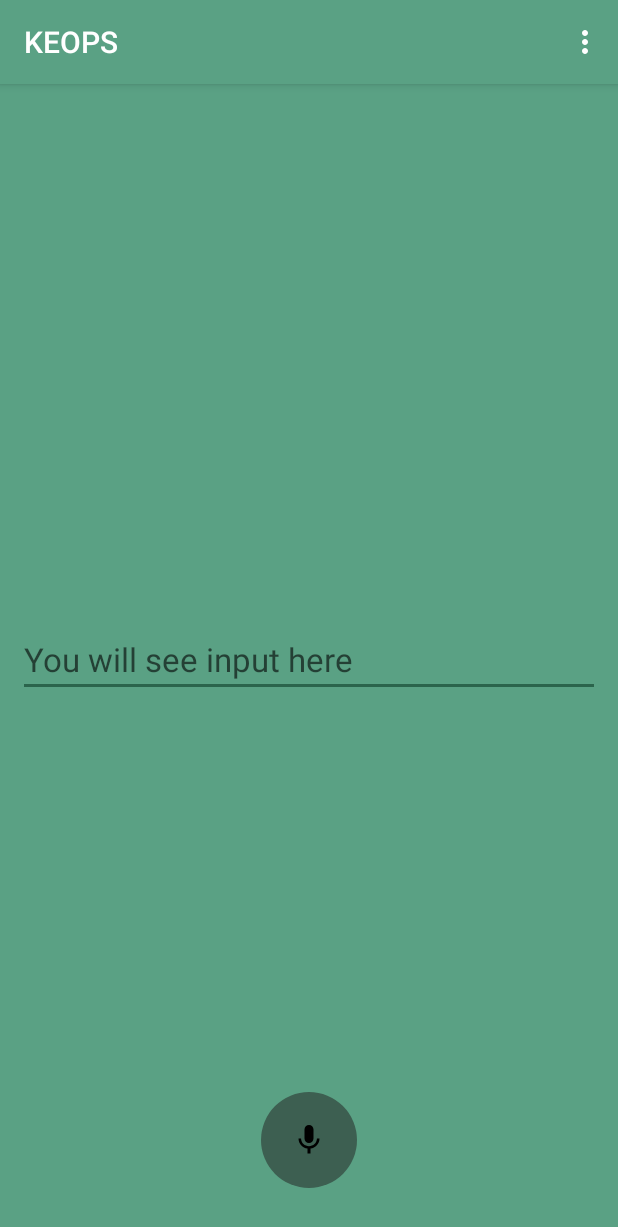
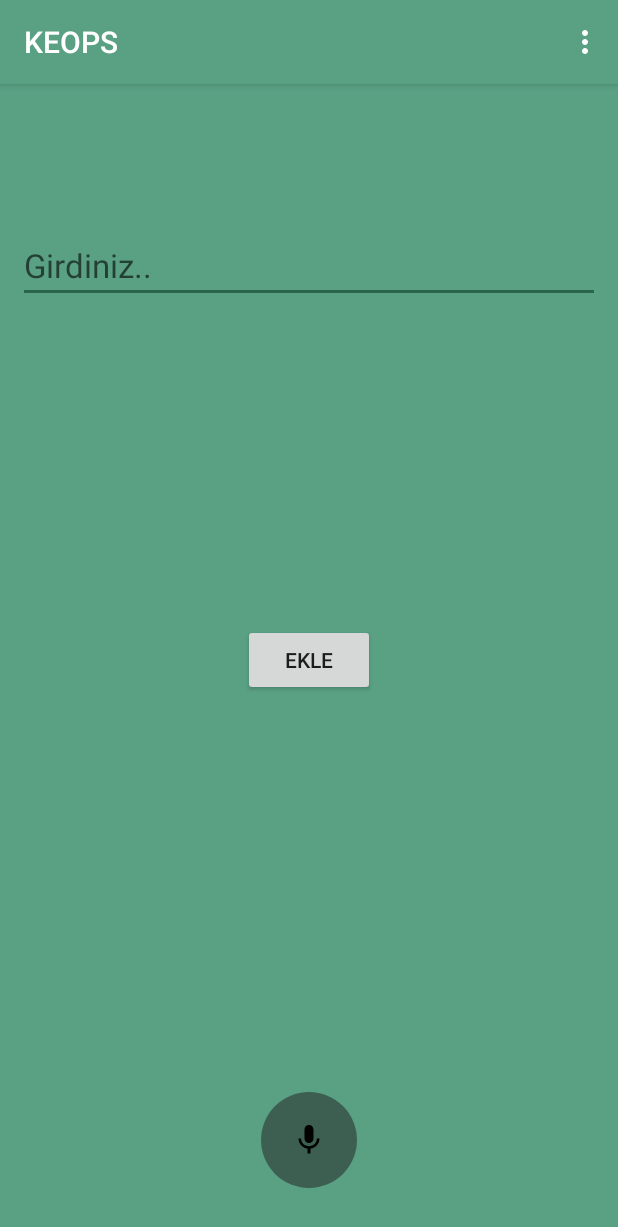
Before and after one commit to KeopsEtu/KeopsMobileFinal, an Android app: the listenActivity screen opened directly, with no data from a screen before it, on a phone screen of 412 x 824 dp. Shown: the top 1227 px of the screen. Run offline under Robolectric (Android 15) with nearby library versions, the phone set to English and light mode, and no system bars; our stand-ins replace Firebase (no records; nobody signed in at launch, a user with empty details on screens opened directly).

Commit message:
Merged with develop

```diff
--- a/app/src/main/res/layout/activity_listen.xml
+++ b/app/src/main/res/layout/activity_listen.xml
@@ -12,8 +12,10 @@ tools:context=".listenActivity">
         android:id="@+id/editText"
         android:layout_width="match_parent"
         android:layout_height="wrap_content"
-    android:layout_centerVertical="true"
-    android:hint="You will see input here"
+        android:layout_alignParentTop="true"
+        android:layout_centerHorizontal="true"
+        android:layout_marginTop="84dp"
+        android:hint="Girdiniz.."
         android:textAppearance="@style/Base.TextAppearance.AppCompat.Large" />
 
 
@@ -26,4 +28,11 @@ tools:context=".listenActivity">
         android:layout_marginBottom="20dp"
         android:background="@drawable/button_background" />
 
+    <Button
+        android:id="@+id/buttonAdder"
+        android:layout_width="wrap_content"
+        android:layout_height="wrap_content"
+        android:layout_centerInParent="true"
+        android:text="Ekle" />
+
 </RelativeLayout>
```
Also changed, not shown: app/src/main/java/com/example/user/keops/listenActivity.java (+39 -11 lines). Lines whose indentation alone changed are shown as unchanged.
